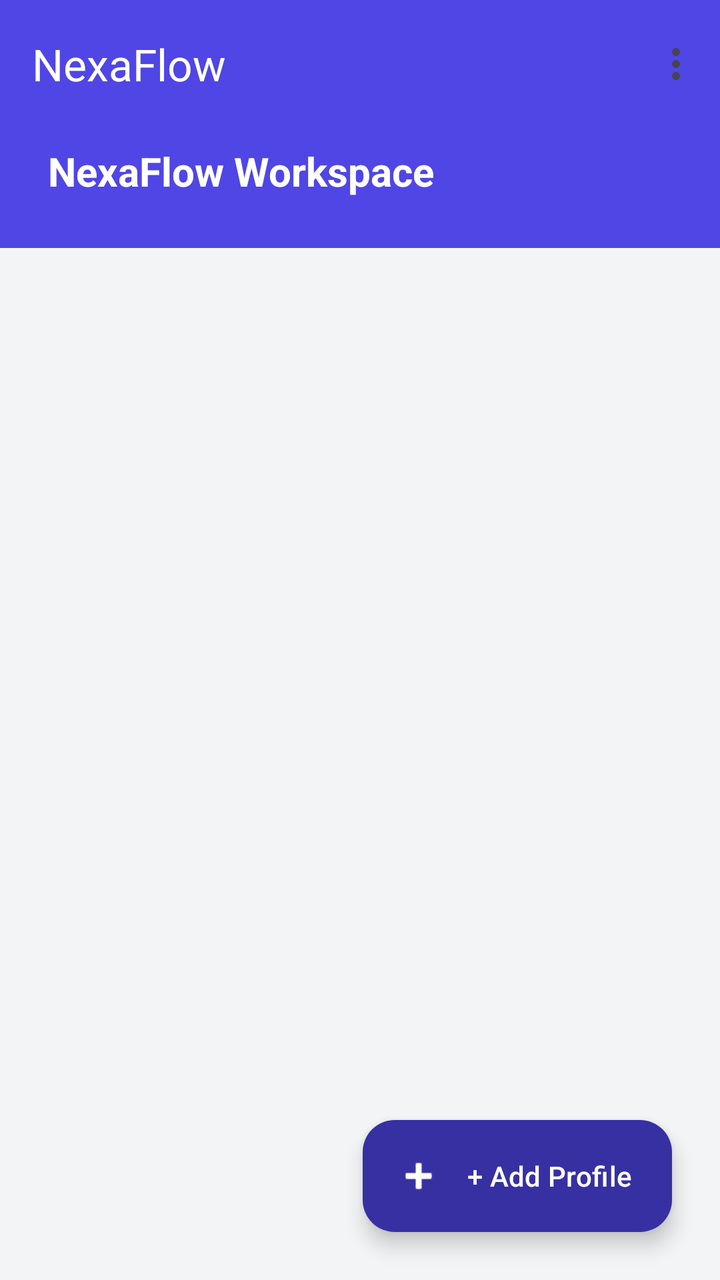
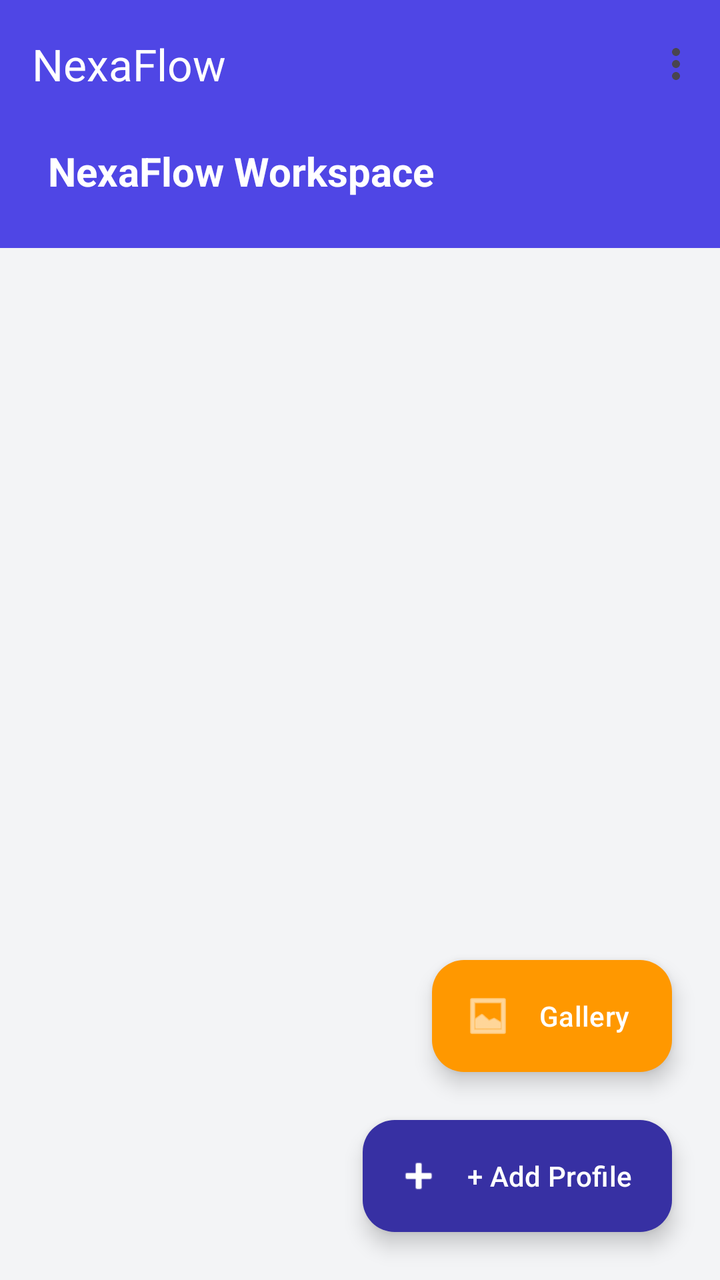

Before-and-after screenshots of an Android layout around one commit, followed by the original layout XML and the change that was made.
<!-- AndroidManifest.xml: application theme Theme.WebWorkspace -->
<!-- res/layout/activity_main.xml -->
<?xml version="1.0" encoding="utf-8"?>
<androidx.constraintlayout.widget.ConstraintLayout xmlns:android="http://schemas.android.com/apk/res/android"
    xmlns:app="http://schemas.android.com/apk/res-auto"
    xmlns:tools="http://schemas.android.com/tools"
    android:layout_width="match_parent"
    android:layout_height="match_parent"
    android:background="?android:attr/colorBackground"
    tools:context=".ui.MainActivity">

    <com.google.android.material.appbar.AppBarLayout
        android:id="@+id/appBarLayout"
        android:layout_width="match_parent"
        android:layout_height="wrap_content"
        app:elevation="4dp"
        android:background="?attr/colorPrimary"
        app:layout_constraintTop_toTopOf="parent">

        <com.google.android.material.appbar.MaterialToolbar
            android:id="@+id/toolbar"
            android:layout_width="match_parent"
            android:layout_height="?attr/actionBarSize"
            app:title="@string/app_name"
            app:titleTextColor="?attr/colorOnPrimary"
            app:menu="@menu/menu_main" />
    </com.google.android.material.appbar.AppBarLayout>

    
    <View
        android:id="@+id/headerBackground"
        android:layout_width="match_parent"
        android:layout_height="60dp"
        android:background="?attr/colorPrimary"
        app:layout_constraintTop_toBottomOf="@+id/appBarLayout" />
        
    <TextView
        android:id="@+id/tvHeaderTitle"
        android:layout_width="wrap_content"
        android:layout_height="wrap_content"
        android:layout_marginStart="24dp"
        android:layout_marginTop="8dp"
        android:text="@string/title_profiles"
        android:textColor="?attr/colorOnPrimary"
        android:textSize="20sp"
        android:textStyle="bold"
        app:layout_constraintStart_toStartOf="parent"
        app:layout_constraintTop_toBottomOf="@+id/appBarLayout" />

    <androidx.recyclerview.widget.RecyclerView
        android:id="@+id/profilesRecyclerView"
        android:layout_width="match_parent"
        android:layout_height="0dp"
        android:clipToPadding="false"
        android:padding="12dp"
        app:layout_constraintBottom_toBottomOf="parent"
        app:layout_constraintTop_toBottomOf="@+id/headerBackground"
        tools:listitem="@layout/item_profile" />

    <com.google.android.material.floatingactionbutton.ExtendedFloatingActionButton
        android:id="@+id/fabAddProfile"
        android:layout_width="wrap_content"
        android:layout_height="wrap_content"
        android:layout_margin="24dp"
        android:text="@string/action_add_profile"
        android:textColor="?attr/colorOnPrimary"
        app:backgroundTint="?attr/colorPrimaryContainer"
        app:icon="@android:drawable/ic_input_add"
        app:iconTint="?attr/colorOnPrimary"
        app:layout_constraintBottom_toBottomOf="parent"
        app:layout_constraintEnd_toEndOf="parent" />

</androidx.constraintlayout.widget.ConstraintLayout>
<!-- res/layout/item_profile.xml (included above) -->
<?xml version="1.0" encoding="utf-8"?>
<com.google.android.material.card.MaterialCardView xmlns:android="http://schemas.android.com/apk/res/android"
    xmlns:app="http://schemas.android.com/apk/res-auto"
    android:layout_width="match_parent"
    android:layout_height="wrap_content"
    android:layout_marginHorizontal="12dp"
    android:layout_marginVertical="8dp"
    app:cardBackgroundColor="?attr/colorSurface"
    app:cardCornerRadius="16dp"
    app:cardElevation="2dp"
    app:strokeWidth="0dp">

    <androidx.constraintlayout.widget.ConstraintLayout
        android:layout_width="match_parent"
        android:layout_height="wrap_content"
        android:padding="20dp">

        
        <View
            android:id="@+id/statusIndicator"
            android:layout_width="12dp"
            android:layout_height="12dp"
            android:background="@drawable/circle_shape"
            android:backgroundTint="?attr/colorPrimary"
            app:layout_constraintStart_toStartOf="parent"
            app:layout_constraintTop_toTopOf="@+id/tvProfileName"
            app:layout_constraintBottom_toBottomOf="@+id/tvProfileName" />

        <TextView
            android:id="@+id/tvProfileName"
            android:layout_width="0dp"
            android:layout_height="wrap_content"
            android:layout_marginStart="12dp"
            android:text="Profile Name"
            android:textColor="?attr/colorOnSurface"
            android:textAppearance="?attr/textAppearanceTitleLarge"
            android:textStyle="bold"
            app:layout_constraintEnd_toStartOf="@+id/btnDelete"
            app:layout_constraintStart_toEndOf="@+id/statusIndicator"
            app:layout_constraintTop_toTopOf="parent" />

        <ImageButton
            android:id="@+id/btnDelete"
            android:layout_width="40dp"
            android:layout_height="40dp"
            android:background="?attr/selectableItemBackgroundBorderless"
            android:contentDescription="@string/action_delete"
            android:src="@android:drawable/ic_menu_delete"
            app:layout_constraintEnd_toEndOf="parent"
            app:layout_constraintTop_toTopOf="parent"
            app:tint="?attr/colorError" />

        <LinearLayout
            android:layout_width="match_parent"
            android:layout_height="wrap_content"
            android:layout_marginTop="24dp"
            android:orientation="horizontal"
            android:weightSum="3"
            app:layout_constraintTop_toBottomOf="@+id/tvProfileName">

            <com.google.android.material.button.MaterialButton
                android:id="@+id/btnPlay"
                android:layout_width="0dp"
                android:layout_height="48dp"
                android:layout_weight="1"
                android:layout_marginEnd="4dp"
                android:text="Play"
                app:cornerRadius="8dp"
                app:backgroundTint="?attr/colorPrimary"
                android:textColor="?attr/colorOnPrimary"
                app:icon="@drawable/ic_desktop"
                app:iconTint="?attr/colorOnPrimary"
                app:iconPadding="4dp" />

            <com.google.android.material.button.MaterialButton
                android:id="@+id/btnNewSession"
                style="@style/Widget.Material3.Button.TonalButton"
                android:layout_width="0dp"
                android:layout_height="48dp"
                android:layout_weight="1"
                android:layout_marginHorizontal="4dp"
                app:cornerRadius="8dp"
                android:text="New"
                app:icon="@android:drawable/ic_menu_add"
                app:iconPadding="4dp" />

            <com.google.android.material.button.MaterialButton
                android:id="@+id/btnCustomize"
                style="@style/Widget.Material3.Button.OutlinedButton"
                android:layout_width="0dp"
                android:layout_height="48dp"
                android:layout_weight="1"
                android:layout_marginStart="4dp"
                app:cornerRadius="8dp"
                android:text="Login" />
        </LinearLayout>
    </androidx.constraintlayout.widget.ConstraintLayout>
</com.google.android.material.card.MaterialCardView>
<!-- resources referenced by this layout -->
<resources>
  <!-- drawable circle_shape (drawable) -->
  <?xml version="1.0" encoding="utf-8"?>
  <shape xmlns:android="http://schemas.android.com/apk/res/android"
      android:shape="oval">
      <solid android:color="#FFFFFF" />
  </shape>
  <!-- drawable ic_desktop (drawable) -->
  <vector xmlns:android="http://schemas.android.com/apk/res/android"
      android:width="24dp"
      android:height="24dp"
      android:viewportWidth="24"
      android:viewportHeight="24">
      <path
          android:fillColor="#000000"
          android:pathData="M20,3H4C2.9,3 2,3.9 2,5v11c0,1.1 0.9,2 2,2h6v2H8v2h8v-2h-2v-2h6c1.1,0 2,-0.9 2,-2V5c0,-1.1 -0.9,-2 -2,-2zM20,16H4V5h16v11z"/>
  </vector>
  <string name="action_add_profile">+ Add Profile</string>
  <string name="action_delete">Delete</string>
  <string name="app_name">NexaFlow</string>
  <string name="title_profiles">NexaFlow Workspace</string>
  <style name="Theme.WebWorkspace" parent="Base.Theme.WebWorkspace">
          <item name="windowNoTitle">true</item>
          <item name="windowActionBar">false</item>
      </style>
  <style name="Base.Theme.WebWorkspace" parent="Theme.Material3.DayNight.NoActionBar">
          
          <item name="colorPrimary">@color/primary</item>
          <item name="colorPrimaryContainer">@color/primaryDark</item>
          <item name="colorOnPrimary">@color/white</item>
          <item name="colorSecondary">@color/secondary</item>
          <item name="colorOnSecondary">@color/white</item>
          <item name="android:colorBackground">@color/background</item>
          <item name="colorOnBackground">@color/text_primary</item>
          <item name="colorSurface">@color/surface</item>
          <item name="colorOnSurface">@color/text_primary</item>
          <item name="colorError">@color/error</item>
      </style>
  <color name="primary">#4F46E5</color>
  <color name="primaryDark">#3730A3</color>
  <color name="white">#FFFFFF</color>
  <color name="secondary">#10B981</color>
  <color name="background">#F3F4F6</color>
  <color name="text_primary">#111827</color>
  <color name="surface">#FFFFFF</color>
  <color name="error">#EF4444</color>
</resources>

<!-- the commit's change to res/layout/activity_main.xml (unified diff, before → after) -->
@@ -54,6 +54,20 @@
         app:layout_constraintBottom_toBottomOf="parent"
         app:layout_constraintTop_toBottomOf="@+id/headerBackground"
         tools:listitem="@layout/item_profile" />
+
+    <com.google.android.material.floatingactionbutton.ExtendedFloatingActionButton
+        android:id="@+id/fabGallery"
+        android:layout_width="wrap_content"
+        android:layout_height="wrap_content"
+        android:layout_margin="24dp"
+        android:layout_marginBottom="16dp"
+        android:text="Gallery"
+        android:textColor="?attr/colorOnPrimary"
+        app:backgroundTint="#FF9800"
+        app:icon="@android:drawable/ic_menu_gallery"
+        app:iconTint="?attr/colorOnPrimary"
+        app:layout_constraintBottom_toTopOf="@+id/fabAddProfile"
+        app:layout_constraintEnd_toEndOf="parent" />
 
     <com.google.android.material.floatingactionbutton.ExtendedFloatingActionButton
         android:id="@+id/fabAddProfile"
